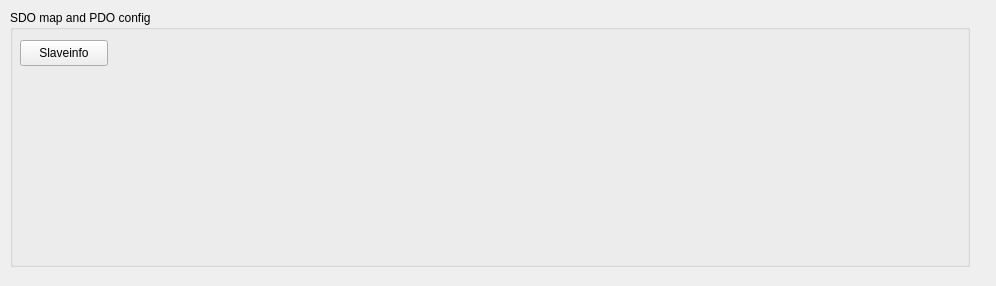
Above: tabs/tab_pdo_map.ui from aplopin/ECMaster before the change. Below: the same form after it.
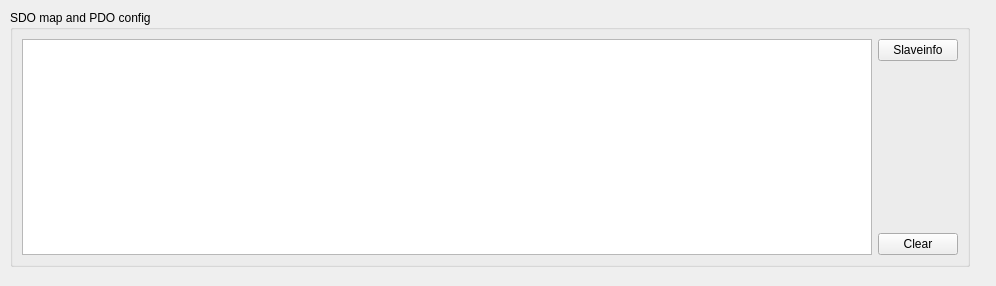
That is the form after the change.

Commit message: refactor: slaveinfo -> class tab_pdo_map

```diff
--- a/tabs/tab_pdo_map.ui
+++ b/tabs/tab_pdo_map.ui
@@ -34,22 +34,64 @@
      <height>257</height>
     </rect>
    </property>
+   <property name="minimumSize">
+    <size>
+     <width>960</width>
+     <height>257</height>
+    </size>
+   </property>
+   <property name="maximumSize">
+    <size>
+     <width>960</width>
+     <height>257</height>
+    </size>
+   </property>
    <property name="title">
     <string>SDO map and PDO config</string>
    </property>
-   <widget class="QPushButton" name="btnSlaveinfo">
-    <property name="geometry">
-     <rect>
-      <x>10</x>
-      <y>30</y>
-      <width>88</width>
-      <height>26</height>
-     </rect>
-    </property>
-    <property name="text">
-     <string>Slaveinfo</string>
-    </property>
-   </widget>
+   <layout class="QHBoxLayout" name="horizontalLayout">
+    <item>
+     <widget class="QPlainTextEdit" name="plainTextSlaveinfo">
+      <property name="enabled">
+       <bool>true</bool>
+      </property>
+      <property name="readOnly">
+       <bool>true</bool>
+      </property>
+     </widget>
+    </item>
+    <item>
+     <layout class="QVBoxLayout" name="verticalLayout">
+      <item>
+       <widget class="QPushButton" name="btnSlaveinfo">
+        <property name="text">
+         <string>Slaveinfo</string>
+        </property>
+       </widget>
+      </item>
+      <item>
+       <spacer name="verticalSpacer">
+        <property name="orientation">
+         <enum>Qt::Vertical</enum>
+        </property>
+        <property name="sizeHint" stdset="0">
+         <size>
+          <width>20</width>
+          <height>108</height>
+         </size>
+        </property>
+       </spacer>
+      </item>
+      <item>
+       <widget class="QPushButton" name="btnClearPlain">
+        <property name="text">
+         <string>Clear</string>
+        </property>
+       </widget>
+      </item>
+     </layout>
+    </item>
+   </layout>
   </widget>
  </widget>
  <resources/>
```
The commit also changes 6 other files.
